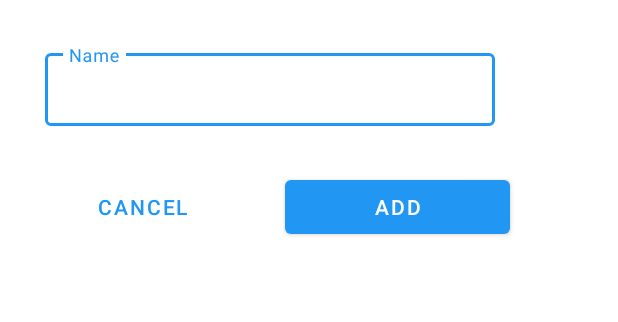
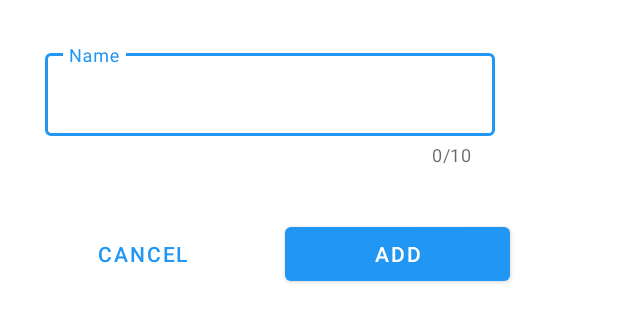
Before and after one commit to Huy-GV/AndroidReminders, an Android app: the layout fragment_create_update_topic.xml on its own in the app's theme, with its tools: preview values and no code run, on a phone screen of 412 x 824 dp. Shown: the top 322 px of the screen. Run offline under Robolectric (Android 15) with nearby library versions, the phone set to English and light mode, and no system bars.

Commit message:
added topic name validation

```diff
--- a/app/src/main/res/layout/fragment_create_update_topic.xml
+++ b/app/src/main/res/layout/fragment_create_update_topic.xml
@@ -3,21 +3,24 @@
     xmlns:tools="http://schemas.android.com/tools"
     android:layout_width="wrap_content"
     android:layout_height="wrap_content"
+    xmlns:app="http://schemas.android.com/apk/res-auto"
     android:orientation="vertical"
     android:padding="10dp"
     tools:context=".topics.CreateUpdateTopicDialogFragment">
 
     <com.google.android.material.textfield.TextInputLayout
+        style="@style/Widget.MaterialComponents.TextInputLayout.OutlinedBox.Dense"
         android:layout_width="match_parent"
-        android:layout_height="wrap_content"
+        android:layout_height="85dp"
         android:layout_margin="20dp"
-        style="@style/Widget.MaterialComponents.TextInputLayout.OutlinedBox.Dense"
-        android:hint="@string/topic_name_hint">
+        android:hint="@string/topic_name_hint"
+        app:counterEnabled="true"
+        app:counterMaxLength="10">
 
         <com.google.android.material.textfield.TextInputEditText
             android:id="@+id/topic_name_field"
             android:layout_width="300dp"
-            android:layout_height="match_parent" />
+            android:layout_height="55dp" />
 
     </com.google.android.material.textfield.TextInputLayout>
 
--- a/app/src/main/res/values/strings.xml
+++ b/app/src/main/res/values/strings.xml
@@ -23,4 +23,5 @@
     <string name="topic_name_hint">Name</string>
     <string name="deadline_info">Due on %1s</string>
     <string name="priority_info">Priority: %1s</string>
+    <string name="topic_name_max_error">Topic name exceeded 10 characters</string>
 </resources>
```
Also changed, not shown: app/src/main/java/com/reminders/topics/CreateUpdateTopicDialogFragment.kt (+18 -7 lines).
